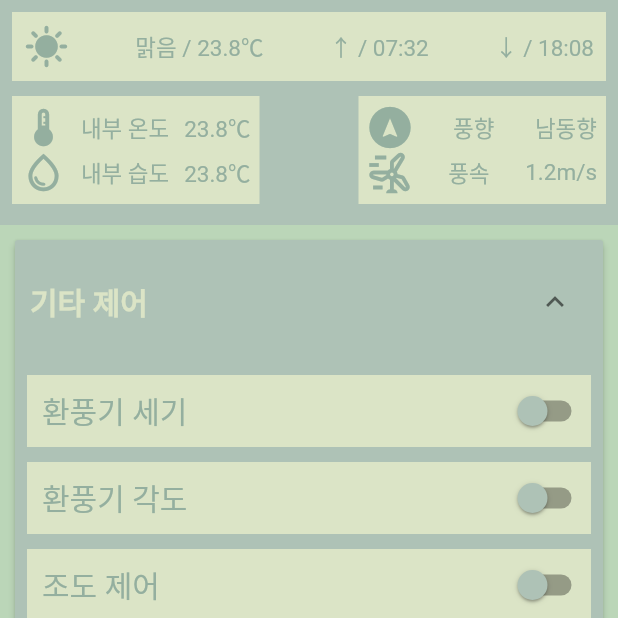
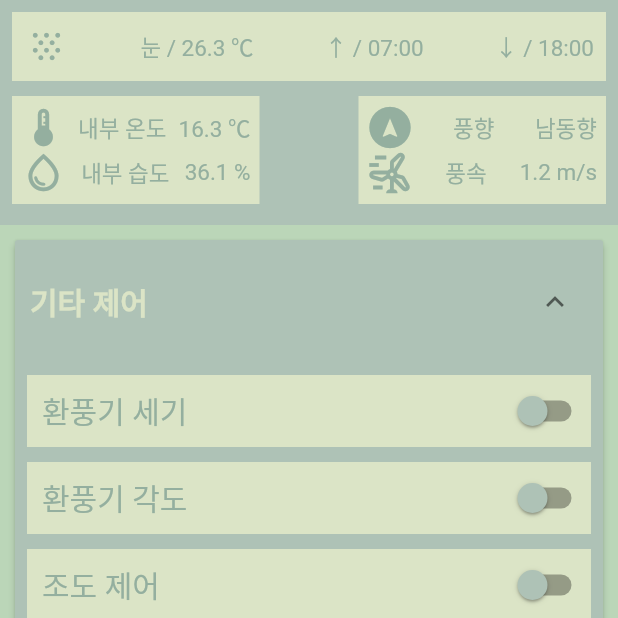
Before and after one commit to 4ix/ai_project_smartfarm, a Flutter app: the ControlerScreen screen opened directly, on a phone screen of 412 x 824 dp, the top half of it. Run offline on Flutter 3.47's test engine with Material 2 defaults, Android fonts, the phone set to English and light mode, and no system bars; our stand-ins replace fl_chart.

Commit message:
환경제어 대시보드

```diff
--- a/lib/models/external_model.dart
+++ b/lib/models/external_model.dart
@@ -1,9 +1,9 @@
 class ExternalModel {
-  late final temperature,
+  late final dynamic temperature,
       humidity,
       weather,
-      wind_direction,
-      wind_speed,
+      windDirection,
+      windSpeed,
       sunrise,
       sunset;
 
@@ -11,8 +11,8 @@
       : temperature = json['temperature'],
         humidity = json['humidity'],
         weather = json['weather'],
-        wind_direction = json['wind_direction'],
-        wind_speed = json['wind_speed'],
+        windDirection = json['wind_direction'],
+        windSpeed = json['wind_speed'],
         sunrise = json['sunrise'],
         sunset = json['sunset'];
 }
--- a/lib/models/internal_model.dart
+++ b/lib/models/internal_model.dart
@@ -1,5 +1,5 @@
 class InternalModel {
-  late final temperature, humidity, soil_temperature, soil_humidity;
+  late final dynamic temperature, humidity, soil_temperature, soil_humidity;
 
   InternalModel.fromJson(Map<String, dynamic> json)
       : temperature = json['temperature'],
--- a/lib/screens/controller_dashboard_screen.dart
+++ b/lib/screens/controller_dashboard_screen.dart
@@ -1,5 +1,9 @@
 import 'package:flutter/material.dart';
 import 'package:smartfarm/models/colors_model.dart';
+import 'package:smartfarm/models/external_model.dart';
+
+import '../models/internal_model.dart';
+import '../services/api_service.dart';
 
 class ControllerDashboard extends StatefulWidget {
   const ControllerDashboard({
@@ -11,8 +15,60 @@
 }
 
 class _ControllerDashboardState extends State<ControllerDashboard> {
+  Future<List<dynamic>> _getData() async {
+    final Future<List<InternalModel>> internals = ApiService.getInternals();
+    final Future<List<ExternalModel>> externals = ApiService.getExternals();
+
+    return Future.wait([internals, externals]);
+  }
+
   @override
   Widget build(BuildContext context) {
+    return FutureBuilder(
+      future: _getData(),
+      builder: (context, snapshot) {
+        if (snapshot.hasData) {
+          return ControllerDashboardWidget(
+            dataSnapshot: snapshot,
+          );
+        }
+        return const Center(
+          child: CircularProgressIndicator(),
+        );
+      },
+    );
+  }
+}
+
+class ControllerDashboardWidget extends StatelessWidget {
+  const ControllerDashboardWidget({
+    super.key,
+    required this.dataSnapshot,
+  });
+
+  final AsyncSnapshot<List<dynamic>> dataSnapshot;
+
+  @override
+  Widget build(BuildContext context) {
+    final List<InternalModel> internals = dataSnapshot.data![0];
+    final List<ExternalModel> externals = dataSnapshot.data![1];
+
+    IconData iconData;
+    switch (externals[0].weather) {
+      case '맑음':
+        iconData = Icons.sunny;
+        break;
+      case '흐림':
+        iconData = Icons.cloud;
+        break;
+      case '비':
+        iconData = Icons.water;
+      case '눈':
+        iconData = Icons.snowing;
+      default:
+        iconData = Icons.error;
+    }
+
     return Container(
       height: 150,
       decoration: const BoxDecoration(
@@ -25,35 +81,35 @@
             Container(
               height: 46,
               decoration: const BoxDecoration(color: ColorsModel.fourth),
-              child: const Column(
+              child: Column(
                 children: [
                   Padding(
-                    padding: EdgeInsets.all(8),
+                    padding: const EdgeInsets.all(8),
                     child: Row(
                       mainAxisAlignment: MainAxisAlignment.spaceBetween,
                       children: [
                         Icon(
-                          Icons.sunny,
+                          iconData,
                           size: 30,
                           color: ColorsModel.third,
                         ),
                         Text(
-                          '맑음 / 23.8℃',
-                          style: TextStyle(
+                          '${externals[0].weather} / ${externals[0].temperature} ℃',
+                          style: const TextStyle(
                             fontSize: 15,
                             color: ColorsModel.third,
                           ),
                         ),
                         Text(
-                          '↑ / 07:32',
-                          style: TextStyle(
+                          '↑ / ${externals[0].sunrise}',
+                          style: const TextStyle(
                             fontSize: 15,
                             color: ColorsModel.third,
                           ),
                         ),
                         Text(
-                          '↓ / 18:08',
-                          style: TextStyle(
+                          '↓ / ${externals[0].sunset}',
+                          style: const TextStyle(
                             fontSize: 15,
                             color: ColorsModel.third,
                           ),
@@ -75,19 +131,19 @@
                   decoration: const BoxDecoration(
                     color: ColorsModel.fourth,
                   ),
-                  child: const Padding(
-                    padding: EdgeInsets.all(6),
+                  child: Padding(
+                    padding: const EdgeInsets.all(6),
                     child: Column(
                       children: [
                         Row(
                           mainAxisAlignment: MainAxisAlignment.spaceBetween,
                           children: [
-                            Icon(
+                            const Icon(
                               Icons.device_thermostat_outlined,
                               size: 30,
                               color: ColorsModel.third,
                             ),
-                            Text(
+                            const Text(
                               '내부 온도',
                               style: TextStyle(
                                 fontSize: 15,
@@ -95,8 +151,8 @@
                               ),
                             ),
                             Text(
-                              '23.8℃',
-                              style: TextStyle(
+                              '${internals[0].temperature} ℃',
+                              style: const TextStyle(
                                 fontSize: 15,
                                 color: ColorsModel.third,
                               ),
@@ -106,12 +162,12 @@
                         Row(
                           mainAxisAlignment: MainAxisAlignment.spaceBetween,
                           children: [
-                            Icon(
+                            const Icon(
                               Icons.water_drop_outlined,
                               size: 30,
                               color: ColorsModel.third,
                             ),
-                            Text(
+                            const Text(
                               '내부 습도',
                               style: TextStyle(
                                 fontSize: 15,
@@ -119,8 +175,8 @@
                               ),
                             ),
                             Text(
-                              '23.8℃',
-                              style: TextStyle(
+                              '${internals[0].humidity} %',
+                              style: const TextStyle(
                                 fontSize: 15,
                                 color: ColorsModel.third,
                               ),
@@ -136,19 +192,19 @@
                   decoration: const BoxDecoration(
                     color: ColorsModel.fourth,
                   ),
-                  child: const Padding(
-                    padding: EdgeInsets.all(6),
+                  child: Padding(
+                    padding: const EdgeInsets.all(6),
                     child: Column(
                       children: [
                         Row(
                           mainAxisAlignment: MainAxisAlignment.spaceBetween,
                           children: [
-                            Icon(
+                            const Icon(
                               Icons.assistant_navigation,
                               size: 30,
                               color: ColorsModel.third,
                             ),
-                            Text(
+                            const Text(
                               '풍향',
                               style: TextStyle(
                                 fontSize: 15,
@@ -156,8 +212,8 @@
                               ),
                             ),
                             Text(
-                              '남동향',
-                              style: TextStyle(
+                              '${externals[0].windDirection}',
+                              style: const TextStyle(
                                 fontSize: 15,
                                 color: ColorsModel.third,
                               ),
@@ -167,12 +223,12 @@
                         Row(
                           mainAxisAlignment: MainAxisAlignment.spaceBetween,
                           children: [
-                            Icon(
+                            const Icon(
                               Icons.wind_power_outlined,
                               size: 30,
                               color: ColorsModel.third,
                             ),
-                            Text(
+                            const Text(
                               '풍속',
                               style: TextStyle(
                                 fontSize: 15,
@@ -180,8 +236,8 @@
                               ),
                             ),
                             Text(
-                              '1.2m/s',
-                              style: TextStyle(
+                              '${externals[0].windSpeed} m/s',
+                              style: const TextStyle(
                                 fontSize: 15,
                                 color: ColorsModel.third,
                               ),
--- a/lib/screens/external_sensor_screen.dart
+++ b/lib/screens/external_sensor_screen.dart
@@ -13,7 +13,13 @@
 }
 
 class _ExternalSensorState extends State<ExternalSensor> {
-  final Future<List<ExternalModel>> externals = ApiService.getExternals();
+  late Future<List<ExternalModel>> externals;
+
+  @override
+  void initState() {
+    super.initState();
+    externals = ApiService.getExternals();
+  }
 
   @override
   Widget build(BuildContext context) {
@@ -33,7 +39,7 @@
   }
 }
 
-class ExternalWidget extends StatelessWidget {
+class ExternalWidget extends StatefulWidget {
   const ExternalWidget({
     super.key,
     required this.externalSnapshot,
@@ -42,9 +48,22 @@
   final AsyncSnapshot<List<ExternalModel>> externalSnapshot;
 
   @override
+  State<ExternalWidget> createState() => _ExternalWidgetState();
+}
+
+class _ExternalWidgetState extends State<ExternalWidget> {
+  late List<ExternalModel> _externals;
+
+  @override
+  void initState() {
+    super.initState();
+    _externals = widget.externalSnapshot.data!;
+  }
+
+  @override
   Widget build(BuildContext context) {
     IconData iconData;
-    switch (externalSnapshot.data![0].weather) {
+    switch (_externals[0].weather) {
       case '맑음':
         iconData = Icons.sunny;
         break;
@@ -91,7 +110,7 @@
                                     ),
                                   ),
                                   Text(
-                                    '${externalSnapshot.data![0].temperature} ℃',
+                                    '${widget.externalSnapshot.data![0].temperature} ℃',
                                     style: const TextStyle(
                                       fontSize: 18,
                                       color: ColorsModel.third,
@@ -133,7 +152,7 @@
                                     ),
                                   ),
                                   Text(
-                                    '${externalSnapshot.data![0].humidity} %',
+                                    '${widget.externalSnapshot.data![0].humidity} %',
                                     style: const TextStyle(
                                       fontSize: 18,
                                       color: ColorsModel.third,
@@ -180,7 +199,7 @@
                                     ),
                                   ),
                                   Text(
-                                    '${externalSnapshot.data![0].weather}',
+                                    '${widget.externalSnapshot.data![0].weather}',
                                     style: const TextStyle(
                                       fontSize: 18,
                                       color: ColorsModel.third,
@@ -222,7 +241,7 @@
                                     ),
                                   ),
                                   Text(
-                                    '${externalSnapshot.data![0].wind_direction}',
+                                    '${widget.externalSnapshot.data![0].windDirection}',
                                     style: const TextStyle(
                                       fontSize: 18,
                                       color: ColorsModel.third,
@@ -269,7 +288,7 @@
                                     ),
                                   ),
                                   Text(
-                                    '${externalSnapshot.data![0].wind_speed} m/s',
+                                    '${widget.externalSnapshot.data![0].windSpeed} m/s',
                                     style: const TextStyle(
                                       fontSize: 18,
                                       color: ColorsModel.third,
```
Also changed, not shown: 1 other file.
